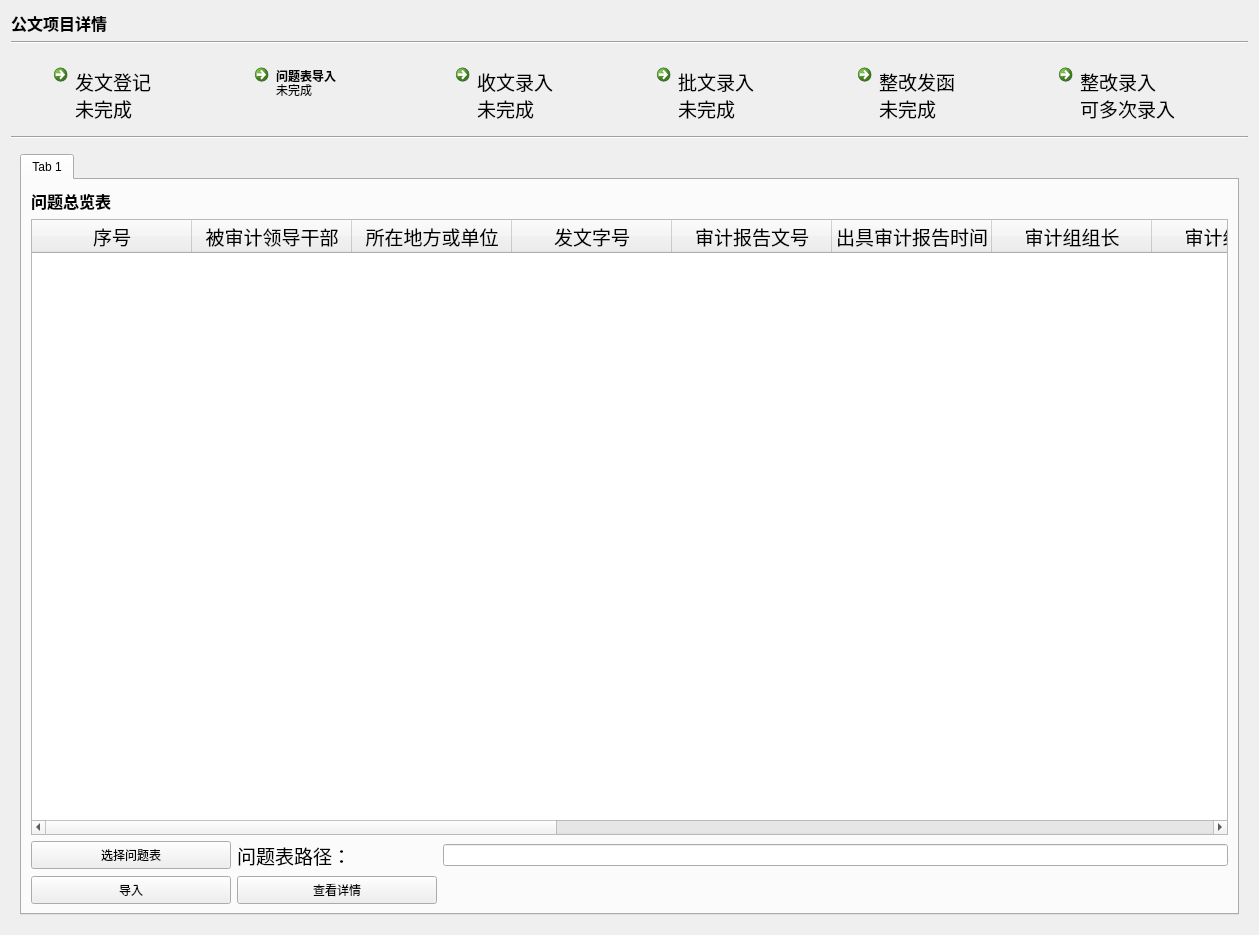
This is ui_dir/zgdetail.ui in wind-sword/Audit as Qt 5 draws it before an edit. The edited form follows.
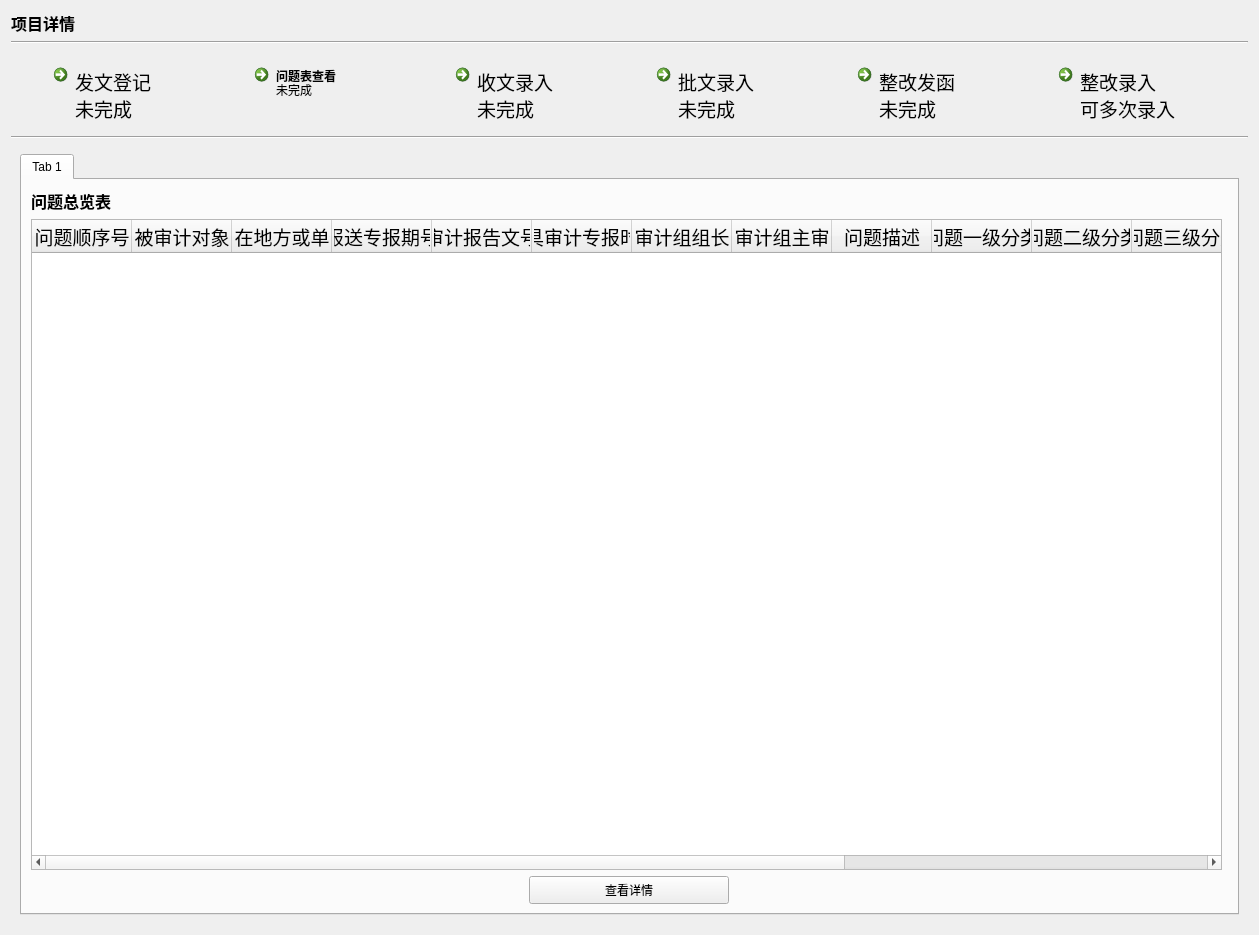
This is the edited form. The open tabs and pages were chosen to show the change. Icons and pictures are not drawn.

The edit to the form file:
```diff
--- a/ui_dir/zgdetail.ui
+++ b/ui_dir/zgdetail.ui
@@ -89,7 +89,7 @@
         <string notr="true">font: 14pt &quot;Adobe Devanagari&quot;;</string>
        </property>
        <property name="text">
-        <string>问题表导入</string>
+        <string>问题表查看</string>
        </property>
        <property name="iconSize">
         <size>
@@ -297,7 +297,21 @@
       </font>
      </property>
      <property name="text">
-      <string>公文项目详情</string>
+      <string>项目详情</string>
+     </property>
+    </widget>
+   </item>
+   <item row="1" column="0">
+    <widget class="Line" name="line">
+     <property name="orientation">
+      <enum>Qt::Horizontal</enum>
+     </property>
+    </widget>
+   </item>
+   <item row="3" column="0">
+    <widget class="Line" name="line_2">
+     <property name="orientation">
+      <enum>Qt::Horizontal</enum>
      </property>
     </widget>
    </item>
@@ -1260,82 +1274,6 @@
            <string>Tab 1</string>
           </attribute>
           <layout class="QGridLayout" name="gridLayout_14">
-           <item row="2" column="0">
-            <layout class="QGridLayout" name="gridLayout_2">
-             <item row="0" column="0">
-              <widget class="QPushButton" name="pushButton_quechoose">
-               <property name="minimumSize">
-                <size>
-                 <width>200</width>
-                 <height>28</height>
-                </size>
-               </property>
-               <property name="maximumSize">
-                <size>
-                 <width>200</width>
-                 <height>28</height>
-                </size>
-               </property>
-               <property name="text">
-                <string>选择问题表</string>
-               </property>
-              </widget>
-             </item>
-             <item row="0" column="1">
-              <widget class="QLabel" name="label_63">
-               <property name="font">
-                <font>
-                 <pointsize>14</pointsize>
-                </font>
-               </property>
-               <property name="text">
-                <string>问题表路径：</string>
-               </property>
-              </widget>
-             </item>
-             <item row="2" column="0">
-              <widget class="QPushButton" name="pushButton_queimport">
-               <property name="minimumSize">
-                <size>
-                 <width>200</width>
-                 <height>28</height>
-                </size>
-               </property>
-               <property name="maximumSize">
-                <size>
-                 <width>200</width>
-                 <height>28</height>
-                </size>
-               </property>
-               <property name="text">
-                <string>导入</string>
-               </property>
-              </widget>
-             </item>
-             <item row="0" column="2">
-              <widget class="QLineEdit" name="lineEdit_21"/>
-             </item>
-             <item row="2" column="1">
-              <widget class="QPushButton" name="pushButton">
-               <property name="minimumSize">
-                <size>
-                 <width>200</width>
-                 <height>28</height>
-                </size>
-               </property>
-               <property name="maximumSize">
-                <size>
-                 <width>200</width>
-                 <height>28</height>
-                </size>
-               </property>
-               <property name="text">
-                <string>查看详情</string>
-               </property>
-              </widget>
-             </item>
-            </layout>
-           </item>
            <item row="0" column="0">
             <widget class="QLabel" name="label_2">
              <property name="font">
@@ -1350,14 +1288,40 @@
              </property>
             </widget>
            </item>
+           <item row="2" column="0" colspan="2">
+            <layout class="QGridLayout" name="gridLayout_2">
+             <item row="1" column="0">
+              <widget class="QPushButton" name="pushButton">
+               <property name="minimumSize">
+                <size>
+                 <width>200</width>
+                 <height>28</height>
+                </size>
+               </property>
+               <property name="maximumSize">
+                <size>
+                 <width>200</width>
+                 <height>28</height>
+                </size>
+               </property>
+               <property name="text">
+                <string>查看详情</string>
+               </property>
+              </widget>
+             </item>
+            </layout>
+           </item>
            <item row="1" column="0">
             <widget class="QTableWidget" name="tableWidget">
-             <attribute name="horizontalHeaderDefaultSectionSize">
-              <number>160</number>
-             </attribute>
+             <property name="sizeAdjustPolicy">
+              <enum>QAbstractScrollArea::AdjustToContents</enum>
+             </property>
+             <property name="columnCount">
+              <number>16</number>
+             </property>
              <column>
               <property name="text">
-               <string>序号</string>
+               <string>问题顺序号</string>
               </property>
               <property name="font">
                <font>
@@ -1367,11 +1331,13 @@
              </column>
              <column>
               <property name="text">
-               <string>被审计领导干部</string>
+               <string>被审计对象</string>
               </property>
               <property name="font">
                <font>
                 <pointsize>14</pointsize>
+                <weight>50</weight>
+                <bold>false</bold>
                </font>
               </property>
              </column>
@@ -1387,7 +1353,7 @@
              </column>
              <column>
               <property name="text">
-               <string>发文字号</string>
+               <string>报送专报期号</string>
               </property>
               <property name="font">
                <font>
@@ -1407,7 +1373,7 @@
              </column>
              <column>
               <property name="text">
-               <string>出具审计报告时间</string>
+               <string>出具审计专报时间</string>
               </property>
               <property name="font">
                <font>
```
Left out of the diff: 145 changed lines with no effect on the pictures.
